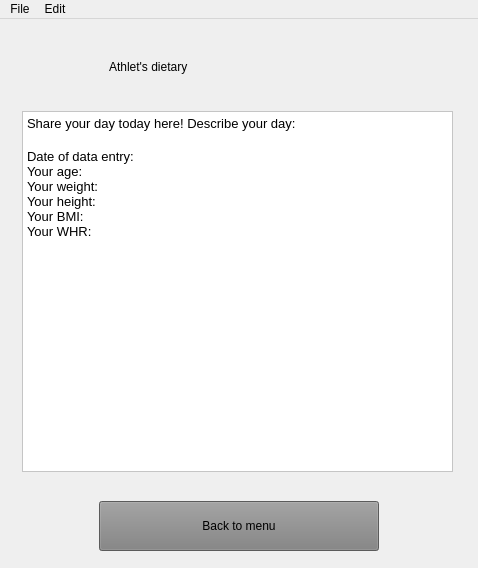
Old version of the form healtcheck.ui in the repository 262094/HealthCheck.
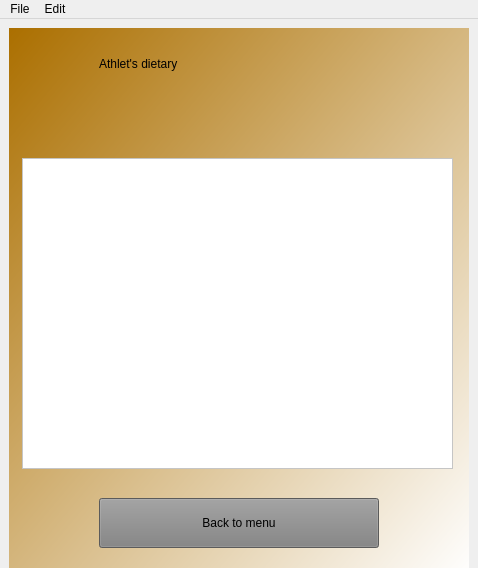
New version of the form. The open tabs and pages were chosen to show the change. Icons and pictures are not drawn.

```diff
--- a/healtcheck.ui
+++ b/healtcheck.ui
@@ -39,18 +39,18 @@
     </size>
    </property>
    <layout class="QGridLayout" name="gridLayout_2">
-    <item row="0" column="1">
+    <item row="0" column="0">
      <widget class="QStackedWidget" name="stackedWidget">
       <property name="minimumSize">
        <size>
         <width>460</width>
-        <height>525</height>
+        <height>550</height>
        </size>
       </property>
       <property name="maximumSize">
        <size>
         <width>460</width>
-        <height>525</height>
+        <height>550</height>
        </size>
       </property>
       <property name="currentIndex">
@@ -195,13 +195,25 @@
        </widget>
       </widget>
       <widget class="QWidget" name="page">
+       <property name="minimumSize">
+        <size>
+         <width>460</width>
+         <height>550</height>
+        </size>
+       </property>
+       <property name="maximumSize">
+        <size>
+         <width>460</width>
+         <height>550</height>
+        </size>
+       </property>
        <property name="styleSheet">
-        <string notr="true"/>
+        <string notr="true">background-color: qlineargradient(spread:pad, x1:0, y1:0, x2:1, y2:1, stop:0 rgba(171, 111, 0, 255), stop:1 rgba(255, 255, 255, 255));</string>
        </property>
        <widget class="QLabel" name="label_2">
         <property name="geometry">
          <rect>
-          <x>100</x>
+          <x>90</x>
           <y>10</y>
           <width>271</width>
           <height>51</height>
@@ -249,9 +261,9 @@
         <property name="geometry">
          <rect>
           <x>13</x>
-          <y>80</y>
+          <y>130</y>
           <width>431</width>
-          <height>361</height>
+          <height>311</height>
          </rect>
         </property>
         <property name="styleSheet">
@@ -262,15 +274,7 @@
 &lt;html&gt;&lt;head&gt;&lt;meta name=&quot;qrichtext&quot; content=&quot;1&quot; /&gt;&lt;style type=&quot;text/css&quot;&gt;
 p, li { white-space: pre-wrap; }
 &lt;/style&gt;&lt;/head&gt;&lt;body style=&quot; font-family:'MS Shell Dlg 2'; font-size:8.25pt; font-weight:400; font-style:normal;&quot;&gt;
-&lt;p style=&quot; margin-top:0px; margin-bottom:0px; margin-left:0px; margin-right:0px; -qt-block-indent:0; text-indent:0px;&quot;&gt;&lt;span style=&quot; font-family:'Courier New'; font-size:10pt; color:#000000;&quot;&gt;Share your day today here! Describe your day:&lt;/span&gt;&lt;/p&gt;
-&lt;p style=&quot;-qt-paragraph-type:empty; margin-top:0px; margin-bottom:0px; margin-left:0px; margin-right:0px; -qt-block-indent:0; text-indent:0px; font-family:'Courier New'; font-size:11pt; color:#000000;&quot;&gt;&lt;br /&gt;&lt;/p&gt;
-&lt;p style=&quot; margin-top:0px; margin-bottom:0px; margin-left:0px; margin-right:0px; -qt-block-indent:0; text-indent:0px;&quot;&gt;&lt;span style=&quot; font-family:'Courier New'; font-size:10pt; color:#000000;&quot;&gt;Date of data entry: &lt;/span&gt;&lt;/p&gt;
-&lt;p style=&quot; margin-top:0px; margin-bottom:0px; margin-left:0px; margin-right:0px; -qt-block-indent:0; text-indent:0px;&quot;&gt;&lt;span style=&quot; font-family:'Courier New'; font-size:10pt; color:#000000;&quot;&gt;Your age: &lt;/span&gt;&lt;/p&gt;
-&lt;p style=&quot; margin-top:0px; margin-bottom:0px; margin-left:0px; margin-right:0px; -qt-block-indent:0; text-indent:0px;&quot;&gt;&lt;span style=&quot; font-family:'Courier New'; font-size:10pt; color:#000000;&quot;&gt;Your weight: &lt;/span&gt;&lt;/p&gt;
-&lt;p style=&quot; margin-top:0px; margin-bottom:0px; margin-left:0px; margin-right:0px; -qt-block-indent:0; text-indent:0px;&quot;&gt;&lt;span style=&quot; font-family:'Courier New'; font-size:10pt; color:#000000;&quot;&gt;Your height: &lt;/span&gt;&lt;/p&gt;
-&lt;p style=&quot; margin-top:0px; margin-bottom:0px; margin-left:0px; margin-right:0px; -qt-block-indent:0; text-indent:0px;&quot;&gt;&lt;span style=&quot; font-family:'Courier New'; font-size:10pt; color:#000000;&quot;&gt;Your BMI: &lt;/span&gt;&lt;/p&gt;
-&lt;p style=&quot; margin-top:0px; margin-bottom:0px; margin-left:0px; margin-right:0px; -qt-block-indent:0; text-indent:0px;&quot;&gt;&lt;span style=&quot; font-family:'Courier New'; font-size:10pt; color:#000000;&quot;&gt;Your WHR: &lt;/span&gt;&lt;/p&gt;
-&lt;p style=&quot;-qt-paragraph-type:empty; margin-top:0px; margin-bottom:0px; margin-left:0px; margin-right:0px; -qt-block-indent:0; text-indent:0px; font-family:'Courier New'; font-size:12pt; color:#000000;&quot;&gt;&lt;br /&gt;&lt;/p&gt;&lt;/body&gt;&lt;/html&gt;</string>
+&lt;p style=&quot;-qt-paragraph-type:empty; margin-top:0px; margin-bottom:0px; margin-left:0px; margin-right:0px; -qt-block-indent:0; text-indent:0px;&quot;&gt;&lt;br /&gt;&lt;/p&gt;&lt;/body&gt;&lt;/html&gt;</string>
         </property>
        </widget>
       </widget>
```
Left out of the diff: 4 changed lines with no effect on the pictures.
